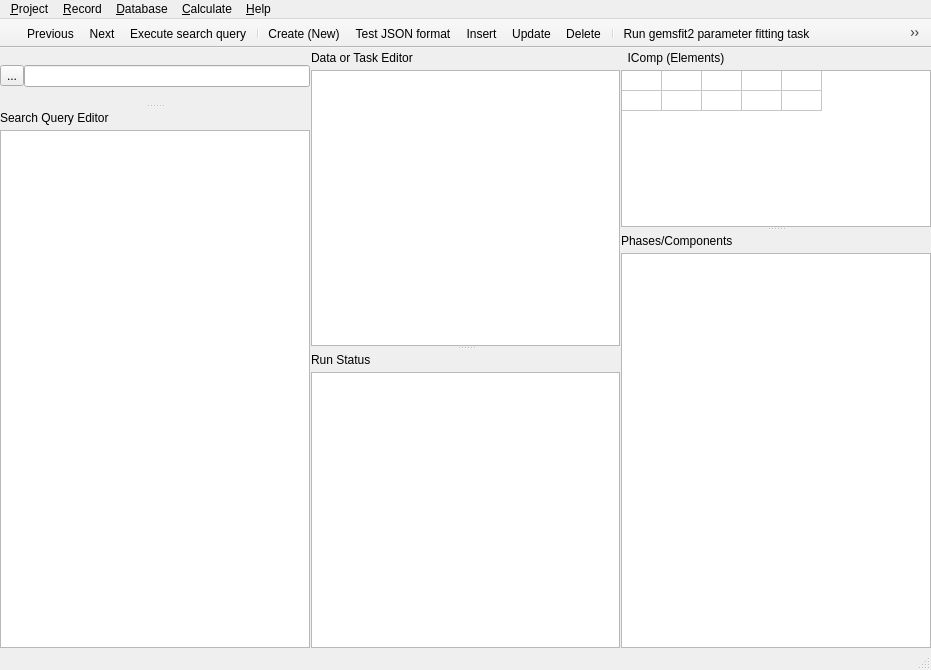
The window that gfshell2/dialogs/FITMainWindow.ui (gemshub/gemsfits) describes before a commit, drawn with Qt 5.
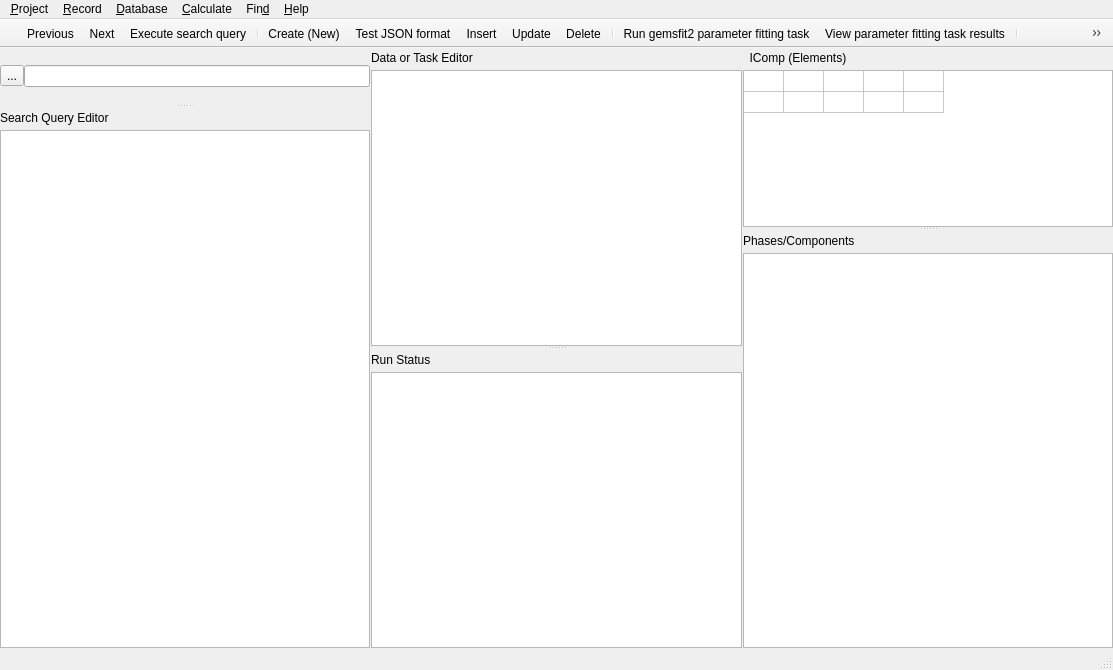
The same window after the commit. Icons and pictures are not drawn.

The edit to the form file:
```diff
--- a/gfshell2/dialogs/FITMainWindow.ui
+++ b/gfshell2/dialogs/FITMainWindow.ui
@@ -9,7 +9,7 @@
    <rect>
     <x>0</x>
     <y>0</y>
-    <width>931</width>
+    <width>1113</width>
     <height>670</height>
    </rect>
   </property>
@@ -312,7 +312,7 @@
                <bool>false</bool>
               </attribute>
               <attribute name="verticalHeaderDefaultSectionSize">
-               <number>20</number>
+               <number>21</number>
               </attribute>
               <row/>
               <row/>
@@ -385,8 +385,8 @@
     <rect>
      <x>0</x>
      <y>0</y>
-     <width>931</width>
-     <height>31</height>
+     <width>1113</width>
+     <height>22</height>
     </rect>
    </property>
    <widget class="QMenu" name="menuTask">
@@ -455,6 +455,17 @@
     <addaction name="action_Show_Results"/>
     <addaction name="actionCancel_gemsfit2_run"/>
    </widget>
+   <widget class="QMenu" name="menuFin_d">
+    <property name="title">
+     <string>Fin&amp;d</string>
+    </property>
+    <addaction name="action_Find"/>
+    <addaction name="actionFind_Next"/>
+    <addaction name="actionFind_Previous"/>
+    <addaction name="separator"/>
+    <addaction name="action_Case_sensetiv"/>
+    <addaction name="action_Whole_words"/>
+   </widget>
    <widget class="QMenu" name="menu_Help">
     <property name="title">
      <string>&amp;Help</string>
@@ -471,6 +482,7 @@
    <addaction name="menuRecord"/>
    <addaction name="menuRecod_List"/>
    <addaction name="menu_Calc"/>
+   <addaction name="menuFin_d"/>
    <addaction name="menu_Help"/>
   </widget>
   <widget class="QStatusBar" name="statusbar"/>
@@ -517,7 +529,7 @@
    </attribute>
    <addaction name="actionPrevious"/>
    <addaction name="actionNext"/>
-   <addaction name="action_Find"/>
+   <addaction name="action_Find_query"/>
    <addaction name="separator"/>
    <addaction name="actionCreate_New"/>
    <addaction name="actionUpdate_Test"/>
@@ -529,6 +541,7 @@
    <addaction name="action_Show_Results"/>
    <addaction name="separator"/>
    <addaction name="actionHelp"/>
+   <addaction name="separator"/>
   </widget>
   <widget class="QToolBar" name="toolBarGems">
    <property name="windowTitle">
@@ -600,7 +613,7 @@
     <string>Create New by template</string>
    </property>
   </action>
-  <action name="action_Find">
+  <action name="action_Find_query">
    <property name="icon">
     <iconset resource="../fgui.qrc">
      <normaloff>:/menu/Icons/SelectDisplayRecordIcon.png</normaloff>:/menu/Icons/SelectDisplayRecordIcon.png</iconset>
```
Left out of the diff: 53 changed lines with no effect on the pictures.
